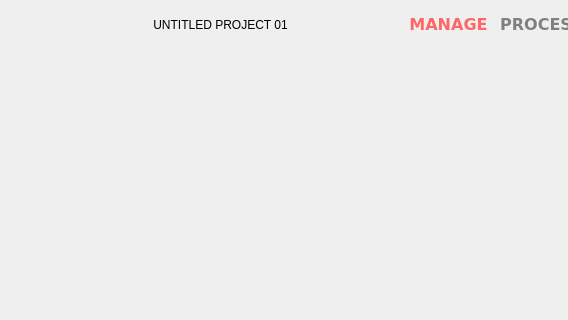
Old version of the form Source/OpenCine/MainWindow.ui in the repository apertus-open-source-cinema/opencine; both pictures show x 0 to 568 and y 0 to 320 of the 719 by 450 pixel window.
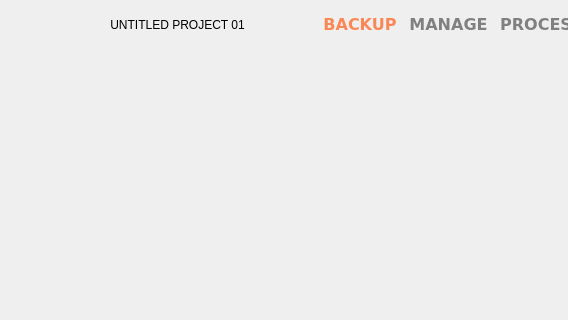
New version of the form. Icons and pictures are not drawn.

Commit message: - T406: Some adjustments for "Backup" layout

Patch:
```diff
--- a/Source/OpenCine/MainWindow.ui
+++ b/Source/OpenCine/MainWindow.ui
@@ -176,11 +176,11 @@
 
 QPushButton::checked
 {
-	color: #ff6666;
+	color: #FA8756;
 }</string>
          </property>
          <property name="text">
-          <string>MANAGE</string>
+          <string>BACKUP</string>
          </property>
          <property name="checkable">
           <bool>true</bool>
@@ -199,6 +199,37 @@
          </attribute>
         </widget>
        </item>
+       <item>
+        <widget class="QPushButton" name="pushButton_2">
+         <property name="font">
+          <font>
+           <family>DejaVu Sans</family>
+           <pointsize>12</pointsize>
+           <weight>75</weight>
+           <bold>true</bold>
+          </font>
+         </property>
+         <property name="styleSheet">
+          <string notr="true">QPushButton
+{
+	color: gray;
+	background-color: transparent;
+	border: 0px;
+}
+
+QPushButton::checked
+{
+	color: #ffff66;
+}</string>
+         </property>
+         <property name="text">
+          <string>MANAGE</string>
+         </property>
+         <property name="checkable">
+          <bool>true</bool>
+         </property>
+        </widget>
+       </item>
        <item>
         <widget class="QPushButton" name="pushButton_8">
          <property name="font">
```
The commit also changes 10 other files.
